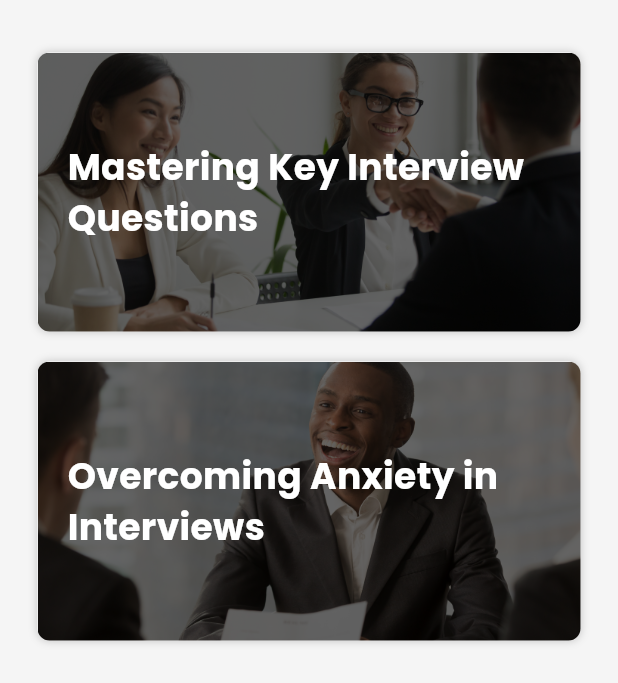
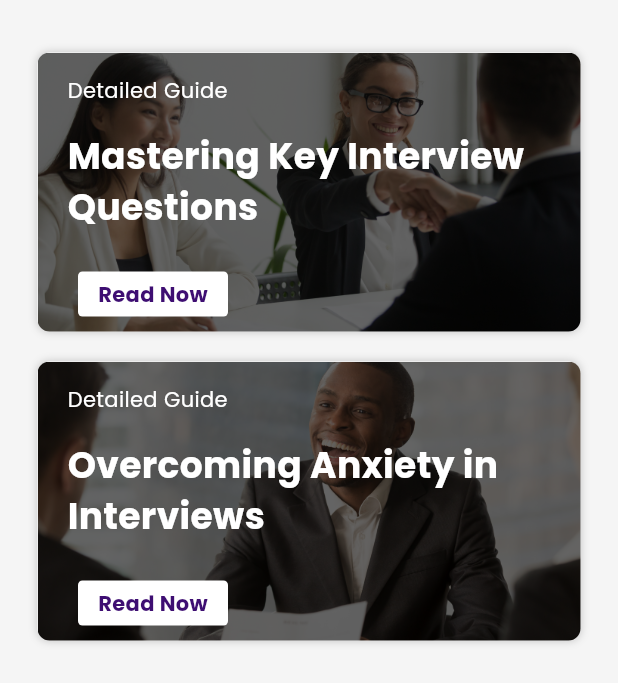
Before and after one commit to SpeakUP-Mobile/SpeakUP-App, a Flutter app: the ExplorePage screen opened directly, on a phone screen of 412 x 824 dp. Shown: the top 683 px of the screen. Run offline on Flutter 3.47's test engine with Material 3 defaults, Android fonts, the phone set to English and light mode, and no system bars; our stand-ins replace camera, get, permission_handler, simple_gradient_text, supabase_flutter, video_player; missing offline and left inert: video_compress, video_thumbnail; accounts and stored records are empty.

Commit message:
article page figma parody

```diff
--- a/lib/explore_screen/article_widget.dart
+++ b/lib/explore_screen/article_widget.dart
@@ -1,4 +1,5 @@
 import 'package:flutter/material.dart';
+import 'package:flutter/widgets.dart';
 import 'package:get/get.dart';
 import 'package:speakup/explore_screen/explore_controller.dart';
 
@@ -6,12 +7,14 @@ class ArticleWidget extends GetView<ExploreController> {
   final String name;
   final String imgURI;
   final String content;
+  final String type;
 
   const ArticleWidget(
       {super.key,
       required this.name,
       required this.content,
-      required this.imgURI});
+      required this.imgURI,
+      required this.type});
 
   @override
   Widget build(BuildContext context) {
@@ -44,8 +47,23 @@ class ArticleWidget extends GetView<ExploreController> {
                   blurRadius: 4,
                 )
               ]),
-          child: Container(
-              margin: const EdgeInsets.only(bottom: 10, left: 10, right: 20),
+          child: Column(
+            children: [
+              Container(
+                alignment: Alignment.topLeft,
+                margin: const EdgeInsets.only(left: 10, top: 5),
+                child: Text(
+                  type,
+                  textAlign: TextAlign.left,
+                  style: TextStyle(color: Colors.white),
+                ),
+              ),
+              const Spacer(
+                flex: 1,
+              ),
+              Container(
+                  margin:
+                      const EdgeInsets.only(bottom: 10, left: 10, right: 20),
                   alignment: Alignment.centerLeft,
                   child: Text(
                     name,
@@ -54,6 +72,29 @@ class ArticleWidget extends GetView<ExploreController> {
                         fontWeight: FontWeight.bold,
                         fontSize: 24),
                   )),
+              const Spacer(
+                flex: 1,
+              ),
+              Container(
+                alignment: Alignment.center,
+                margin: const EdgeInsets.only(right: 230, bottom: 10, left: 12),
+                height: 30,
+                width: 100,
+                decoration: const BoxDecoration(
+                  color: Colors.white,
+                  borderRadius: BorderRadius.all(Radius.circular(3.0)),
+                ),
+                child: const Text(
+                  "Read Now",
+                  textAlign: TextAlign.left,
+                  style: TextStyle(
+                    color: Color(0xFF3E0E72),
+                    fontWeight: FontWeight.bold,
+                  ),
+                ),
+              ),
+            ],
+          ),
         ));
   }
 }
--- a/lib/explore_screen/articles.dart
+++ b/lib/explore_screen/articles.dart
@@ -20,11 +20,12 @@ class Articles {
 "Do you have any questions for us?" This is your chance to demonstrate your interest and gain valuable insights. Prepare thoughtful questions about the role, team, and company culture. You might ask: "Can you tell me more about the team I'd be working with? I'm particularly interested in understanding the collaborative dynamics and how different departments interact on projects."
 
 Remember, the key to mastering interview questions is preparation, practice, and authenticity. Tailor your responses to highlight your unique experiences and skills, and always relate them back to the requirements of the position you're applying for. Practice your answers out loud, either alone or with a friend, to become more comfortable with your responses. Be prepared to elaborate on any point you make, as interviewers may ask follow-up questions. It's also important to be concise in your answers - aim for responses that are detailed enough to be substantive, but brief enough to maintain the interviewer's interest. Lastly, remember that an interview is a two-way street. While you're answering questions, you should also be evaluating whether the company and role are a good fit for you. Good luck with your interview preparation!""",
-        imgURI: "assets/article_bg/1.png"),
+        imgURI: "assets/article_bg/1.png",
+        type: "Detailed Guide"),
     ArticleWidget(
-        name: "Overcoming Anxiety in Interviews",
-        content:
-            """Overcoming anxiety with practical techniques can help you stay calm and focused in high-pressure situations like interviews, presentations, or important conversations. While anxiety is a natural response to stress, learning to manage it can make a big difference in how you perform and feel in these moments. Here are some tips and tricks you can use to ease your anxiety and take control of your emotions.
+      name: "Overcoming Anxiety in Interviews",
+      content:
+          """Overcoming anxiety with practical techniques can help you stay calm and focused in high-pressure situations like interviews, presentations, or important conversations. While anxiety is a natural response to stress, learning to manage it can make a big difference in how you perform and feel in these moments. Here are some tips and tricks you can use to ease your anxiety and take control of your emotions.
 
 First, focus on your breathing. When anxiety strikes, one of the most effective ways to calm your body is to control your breath. Deep breathing techniques can slow down your heart rate and send signals to your brain that you're safe and relaxed. Try a simple technique like inhaling deeply for a count of four, holding the breath for a count of four, and then exhaling slowly for another count of four. Repeat this for a few cycles until you start to feel more centered and calm. This method also helps redirect your focus from anxious thoughts to something physical and controllable.
 
@@ -39,7 +40,9 @@ Physical activity is another powerful tool for overcoming anxiety. Exercising be
 Lastly, practice mindfulness and self-compassion. Mindfulness is the practice of staying present and non-judgmental about your thoughts and feelings. When anxiety arises, instead of fighting it or getting frustrated, acknowledge it without judgment. Remind yourself that it's okay to feel anxious and that it will pass. Being kind to yourself during moments of stress can help reduce the intensity of your anxiety.
 
 In conclusion, overcoming anxiety involves a combination of practical techniques like deep breathing, grounding, visualization, preparation, physical activity, and mindfulness. By incorporating these strategies into your routine, you can better manage your anxiety and perform more confidently in high-pressure situations. Remember that anxiety is a normal experience, and with the right tools, you can reduce its impact on your performance.""",
-        imgURI: "assets/article_bg/2.png")
+      imgURI: "assets/article_bg/2.png",
+      type: "Detailed Guide",
+    )
   ];
 
   static List<ArticleWidget> getFullArticles() {
```
Lines whose indentation alone changed are shown as unchanged.
